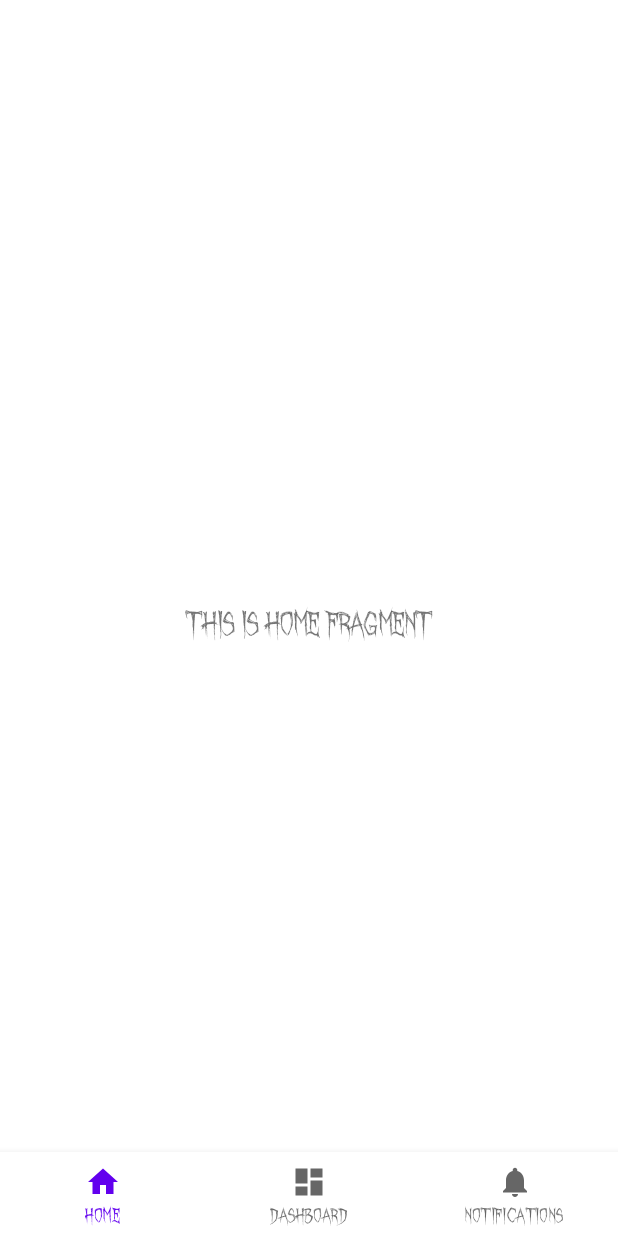
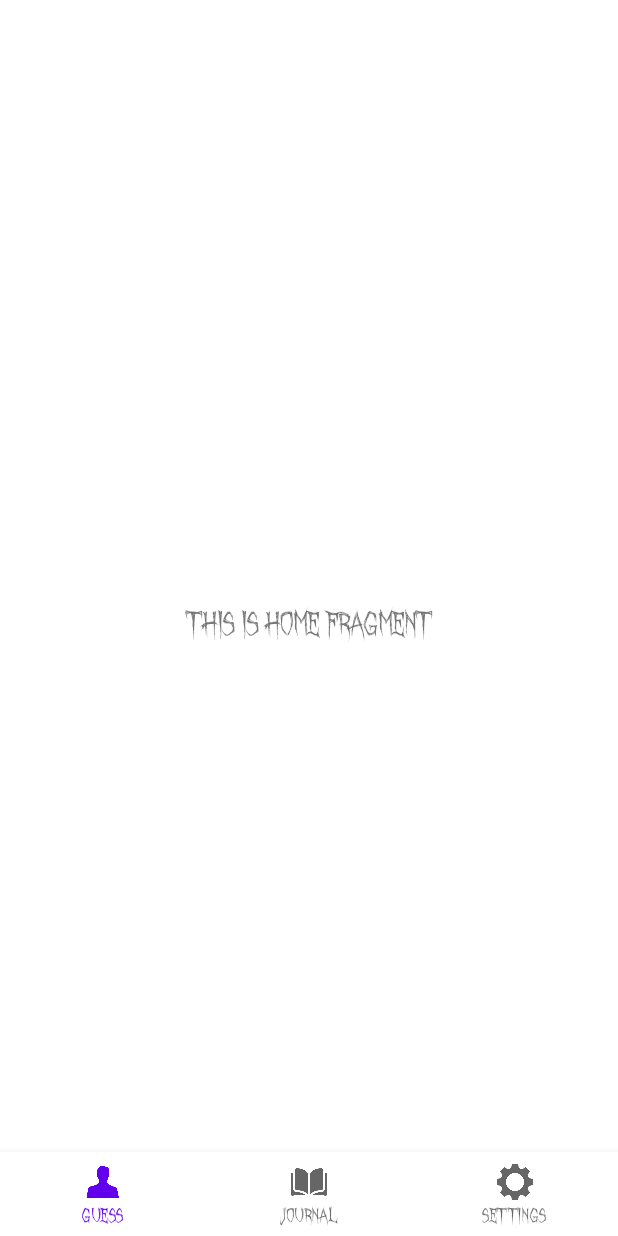
Before and after one commit to CaptainArekor/PhasmoJournal, an Android app: the screen it shows after launch (MainActivity), on a phone screen of 412 x 824 dp. Run offline under Robolectric (Android 15) with nearby library versions, the phone set to English and light mode, and no system bars; our stand-ins replace navigation-ui.

Commit message:
Add tab bar icons

```diff
--- a/app/src/main/res/menu/bottom_nav_menu.xml
+++ b/app/src/main/res/menu/bottom_nav_menu.xml
@@ -3,17 +3,17 @@
 
     <item
         android:id="@+id/navigation_home"
-        android:icon="@drawable/ic_home_black_24dp"
-        android:title="@string/title_home" />
+        android:icon="@drawable/icon_guess"
+        android:title="@string/title_guess" />
 
     <item
         android:id="@+id/navigation_dashboard"
-        android:icon="@drawable/ic_dashboard_black_24dp"
-        android:title="@string/title_dashboard" />
+        android:icon="@drawable/icon_book"
+        android:title="@string/title_journal" />
 
     <item
         android:id="@+id/navigation_notifications"
-        android:icon="@drawable/ic_notifications_black_24dp"
-        android:title="@string/title_notifications" />
+        android:icon="@drawable/icon_gear"
+        android:title="@string/title_settings" />
 
 </menu>
--- a/app/src/main/res/navigation/mobile_navigation.xml
+++ b/app/src/main/res/navigation/mobile_navigation.xml
@@ -8,18 +8,18 @@
     <fragment
         android:id="@+id/navigation_home"
         android:name="com.arekor.phasmojournal.ui.home.HomeFragment"
-        android:label="@string/title_home"
+        android:label="@string/title_guess"
         tools:layout="@layout/fragment_home" />
 
     <fragment
         android:id="@+id/navigation_dashboard"
         android:name="com.arekor.phasmojournal.ui.dashboard.DashboardFragment"
-        android:label="@string/title_dashboard"
+        android:label="@string/title_journal"
         tools:layout="@layout/fragment_dashboard" />
 
     <fragment
         android:id="@+id/navigation_notifications"
         android:name="com.arekor.phasmojournal.ui.notifications.NotificationsFragment"
-        android:label="@string/title_notifications"
+        android:label="@string/title_settings"
         tools:layout="@layout/fragment_notifications" />
 </navigation>
--- a/app/src/main/res/values/strings.xml
+++ b/app/src/main/res/values/strings.xml
@@ -1,6 +1,6 @@
 <resources>
     <string name="app_name">PhasmoJournal</string>
-    <string name="title_home">Home</string>
-    <string name="title_dashboard">Dashboard</string>
-    <string name="title_notifications">Notifications</string>
+    <string name="title_guess">Guess</string>
+    <string name="title_journal">Journal</string>
+    <string name="title_settings">Settings</string>
 </resources>
```
Also changed, not shown: app/src/main/res/drawable/icon_book.png (added), app/src/main/res/drawable/icon_gear.png (added), app/src/main/res/drawable/icon_guess.png (added).
